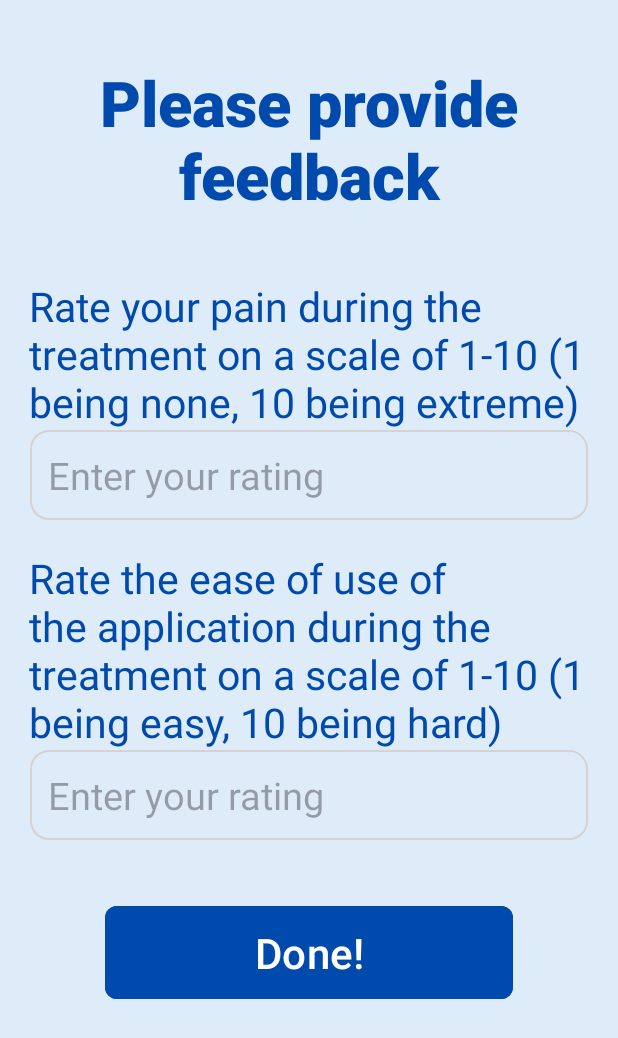
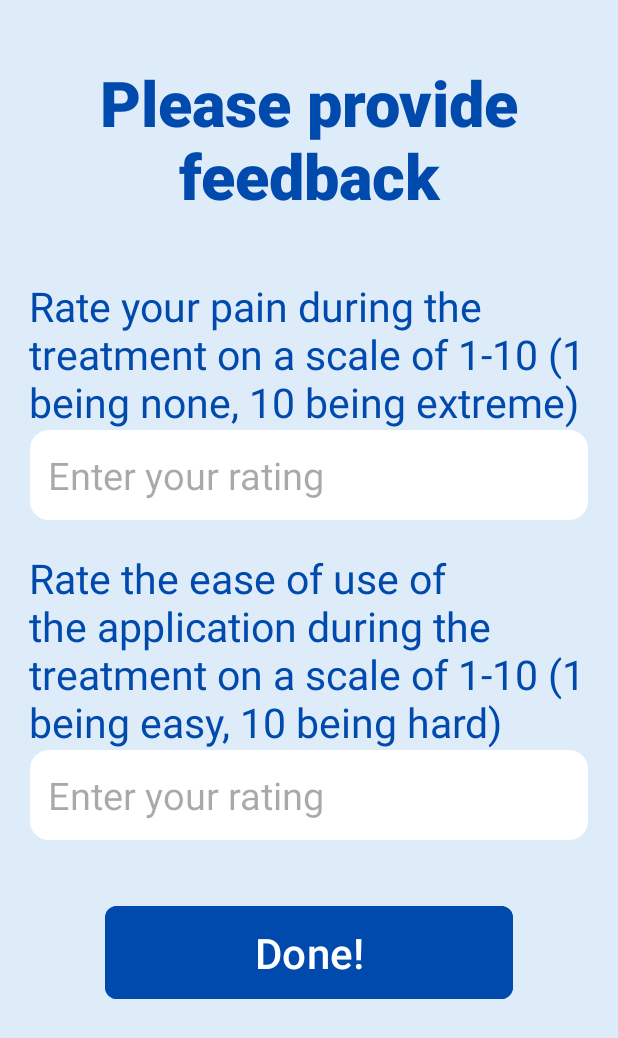
Before and after one commit to ECE496-Team-2024900/Patient-UI, an Android app: the PainScoreActivity screen opened directly, with no data from a screen before it, on a phone screen of 412 x 824 dp. Shown: the top 1038 px of the screen. Run offline under Robolectric (Android 15) with nearby library versions, the phone set to English and light mode, and no system bars; libraries missing offline, so code that uses them is left out: com.androidnetworking, com.androidnetworking.error, com.androidnetworking.interfaces.

Commit message:
fixes to treatment and pain score UI

```diff
--- a/app/src/main/res/layout/activity_pain_score.xml
+++ b/app/src/main/res/layout/activity_pain_score.xml
@@ -45,6 +45,7 @@
         android:hint="Enter your rating"
         android:inputType="number"
         android:padding="12dp"
+        android:backgroundTint="@color/white"
         android:textColor="#004AAD"
         android:textSize="25sp" />
 
@@ -64,6 +65,7 @@
         android:layout_height="60dp"
         android:background="@drawable/rounded_box"
         android:ems="10"
+        android:backgroundTint="@color/white"
         android:hint="Enter your rating"
         android:inputType="number"
         android:padding="12dp"
```
